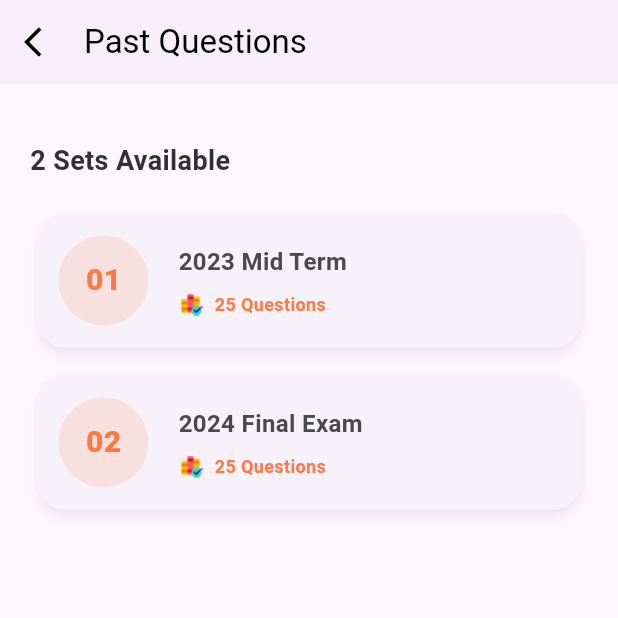
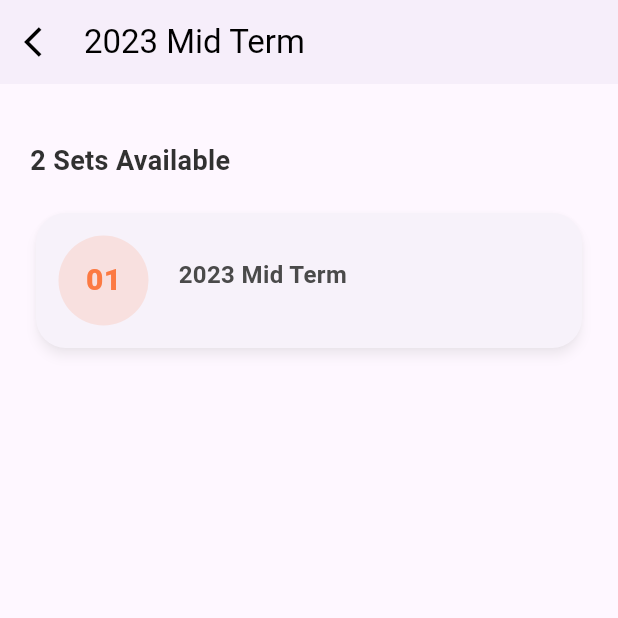
Before and after one commit to lamdiv/learningcurve, a Flutter app: the screen it shows after launch, after a tap on "Past Questions", on a phone screen of 412 x 824 dp, the top half of it. Run offline on Flutter 3.47's test engine with Material 3 defaults, Android fonts, the phone set to English and light mode, and no system bars; network calls fail.

Commit message:
feat: Added other screens

```diff
--- a/lib/grammar/grammar_detail_screen.dart
+++ b/lib/grammar/grammar_detail_screen.dart
@@ -2,8 +2,6 @@ import 'package:flutter/material.dart';
 import 'package:learning_curve_academy/grammar/conversion.dart';
 import 'package:learning_curve_academy/grammar/fill_blanks.dart';
 import 'package:learning_curve_academy/grammar/formulae.dart';
-import 'package:learning_curve_academy/lessons/match_the_following.dart';
-import 'package:learning_curve_academy/lessons/questions_answers.dart';
 
 const TOPICS = ['Formulae', 'Fill in the blanks', 'Conversion'];
 
--- a/lib/past_questions/past_question_list.dart
+++ b/lib/past_questions/past_question_list.dart
@@ -1,4 +1,5 @@
 import 'package:flutter/material.dart';
+import 'package:learning_curve_academy/past_questions/question_screen.dart';
 
 class PastQuestionListScreen extends StatelessWidget {
   @override
@@ -17,7 +18,7 @@ class PastQuestionListScreen extends StatelessWidget {
             Navigator.pop(context);
           },
         ),
-        title: const Text('Past Questions'),
+        title: const Text('2023 Mid Term'),
       ),
       body: SafeArea(
           child: SingleChildScrollView(
@@ -31,7 +32,8 @@ class PastQuestionListScreen extends StatelessWidget {
             ),
             Wrap(
                 crossAxisAlignment: WrapCrossAlignment.center,
-              spacing: 16, children: [
+                spacing: 16,
+                children: [
                   Text(
                     "2 Sets Available",
                     style: TextStyle(
@@ -39,12 +41,17 @@ class PastQuestionListScreen extends StatelessWidget {
                         fontSize: 18,
                         fontWeight: FontWeight.bold),
                   ),
-
                 ]),
             SizedBox(
               height: 18,
             ),
             GestureDetector(
+              onTap: () => {
+                Navigator.of(context).push(
+                  MaterialPageRoute(
+                      builder: (context) => PastQuestionDetailScreen()),
+                )
+              },
               child: Card(
                 shape: RoundedRectangleBorder(
                   borderRadius: BorderRadius.circular(20.0),
@@ -93,124 +100,13 @@ class PastQuestionListScreen extends StatelessWidget {
                               overflow: TextOverflow.visible,
                             ),
                             SizedBox(height: 8),
-                            Row(
-                              children: [
-
-                                Row(children: [
-                                  Image.asset(
-                                    'assets/icons/units.png',
-                                    width:
-                                        16, // Adjust the image size as needed
-                                    height:
-                                        16, // Adjust the image size as needed
-                                    fit: BoxFit
-                                        .cover, // Use 'cover' for aspect ratio
-                                  ),
-                                  SizedBox(width: 8),
-                                  Text(25.toString() + ' Questions',
-                                      style: TextStyle(
-                                        color: Color(0xFFFC7A43),
-                                        fontSize: 12,
-                                        fontWeight: FontWeight.w600,
-                                      )),
-                                ]),
-                              ],
-                            )
                           ],
                         ),
-
                       ],
                     ),
                   ),
                 ),
               ),
-            ),
-            SizedBox(
-              height: 10,
-            ),
-              GestureDetector(
-              child: Card(
-                shape: RoundedRectangleBorder(
-                  borderRadius: BorderRadius.circular(20.0),
-                ),
-                shadowColor: Color(0xFFD6D6D6).withOpacity(0.3),
-                elevation: 3,
-                child: Padding(
-                  padding: const EdgeInsets.all(15.0),
-                  child: Container(
-                    width: double.infinity,
-                    child: Row(
-                      crossAxisAlignment: CrossAxisAlignment.center,
-                      children: [
-                        Container(
-                          width: 60, // Adjust the size as needed
-                          height: 60,
-                          // Adjust the size as needed
-                          decoration: BoxDecoration(
-                            shape: BoxShape.circle,
-                            color: Color(0xFFFC7A43).withOpacity(0.15),
-                            // Background color of the circle
-                          ),
-                          child: Center(
-                            child: Text(
-                              '02',
-                              style: TextStyle(
-                                color: Color(0xFFFC7A43),
-                                fontSize: 20,
-                                fontWeight: FontWeight.w800,
-                              ),
-                            ),
-                          ),
-                        ),
-                        SizedBox(width: 20),
-                        Column(
-                          crossAxisAlignment: CrossAxisAlignment.start,
-                          mainAxisAlignment: MainAxisAlignment.spaceBetween,
-                          children: [
-                            Text(
-                              '2024 Final Exam',
-                              style: TextStyle(
-                                color: Color(0xFF4A4A4A),
-                                fontSize: 16,
-                                fontWeight: FontWeight.bold,
-                              ),
-                              overflow: TextOverflow.visible,
-                            ),
-                            SizedBox(height: 8),
-                            Row(
-                              children: [
-
-                                Row(children: [
-                                  Image.asset(
-                                    'assets/icons/units.png',
-                                    width:
-                                        16, // Adjust the image size as needed
-                                    height:
-                                        16, // Adjust the image size as needed
-                                    fit: BoxFit
-                                        .cover, // Use 'cover' for aspect ratio
-                                  ),
-                                  SizedBox(width: 8),
-                                  Text(25.toString() + ' Questions',
-                                      style: TextStyle(
-                                        color: Color(0xFFFC7A43),
-                                        fontSize: 12,
-                                        fontWeight: FontWeight.w600,
-                                      )),
-                                ]),
-                              ],
-                            )
-                          ],
-                        ),
-
-                      ],
-                    ),
-                  ),
-                ),
-              ),
-            ),
-            SizedBox(
-              height: 10,
             ),
           ],
         ),
--- /dev/null
+++ b/lib/past_questions/question_screen.dart
@@ -0,0 +1,33 @@
+import 'package:flutter/material.dart';
+
+class PastQuestionDetailScreen extends StatelessWidget {
+  @override
+  Widget build(BuildContext context) {
+    return Scaffold(
+      appBar: AppBar(
+        elevation: 1, // Add a little drop shadow
+        backgroundColor: Theme.of(context)
+            .scaffoldBackgroundColor, // Use the same color as main app background
+        shadowColor: Colors.transparent,
+        foregroundColor: Colors.black,
+        titleSpacing: 0,
+        leading: IconButton(
+          icon: Icon(Icons.arrow_back_ios),
+          onPressed: () {
+            Navigator.pop(context);
+          },
+        ),
+        title: const Text('Past Questions'),
+      ),
+      body: SafeArea(
+          child: SingleChildScrollView(
+              child: Padding(
+        padding: EdgeInsets.all(20),
+        child: Column(
+          crossAxisAlignment: CrossAxisAlignment.start,
+          children: [Text('hello')],
+        ),
+      ))),
+    );
+  }
+}
--- a/lib/samples/essay_list_screen.dart
+++ b/lib/samples/essay_list_screen.dart
@@ -1,6 +1,5 @@
 import 'package:flutter/material.dart';
 import 'package:learning_curve_academy/samples/sample_detail.dart';
-import 'package:learning_curve_academy/samples/samples_screen.dart';
 
 class EssayListScreen extends StatelessWidget {
   @override
--- a/lib/search_screen.dart
+++ b/lib/search_screen.dart
@@ -1,5 +1,4 @@
 import 'package:flutter/material.dart';
-import 'package:learning_curve_academy/layout/search_section.dart';
 
 class SearchScreen extends StatelessWidget {
   @override
```
Also changed, not shown: pubspec.lock, pubspec.yaml (line endings or trailing spaces). Lines whose indentation alone changed are shown as unchanged.
